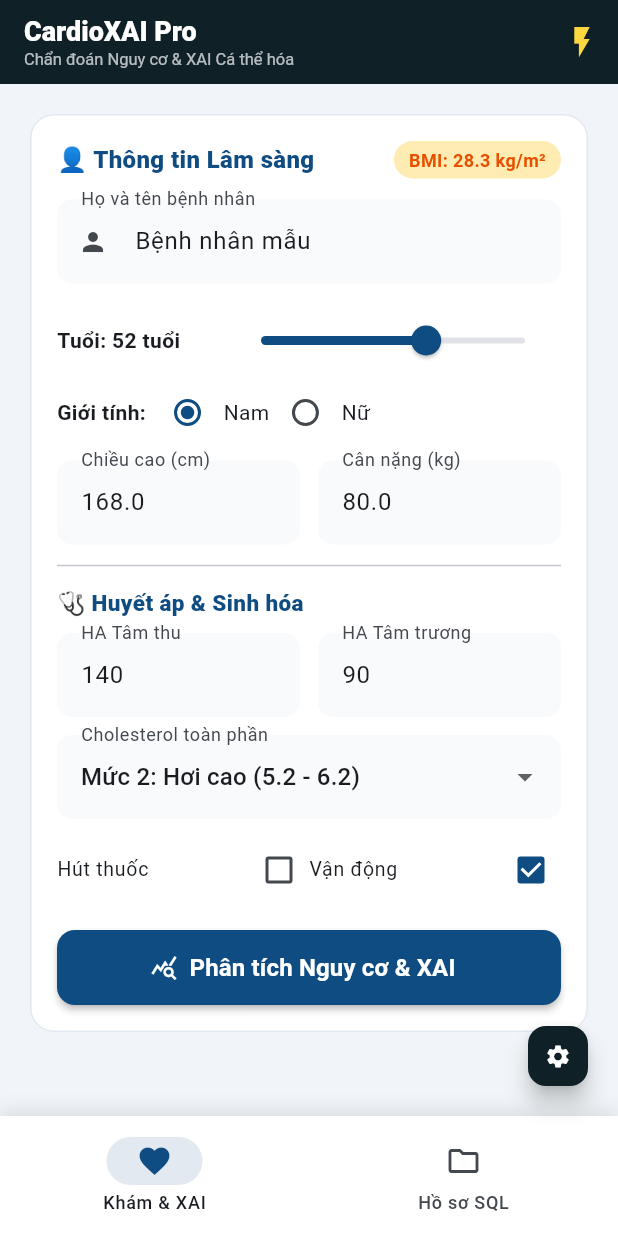
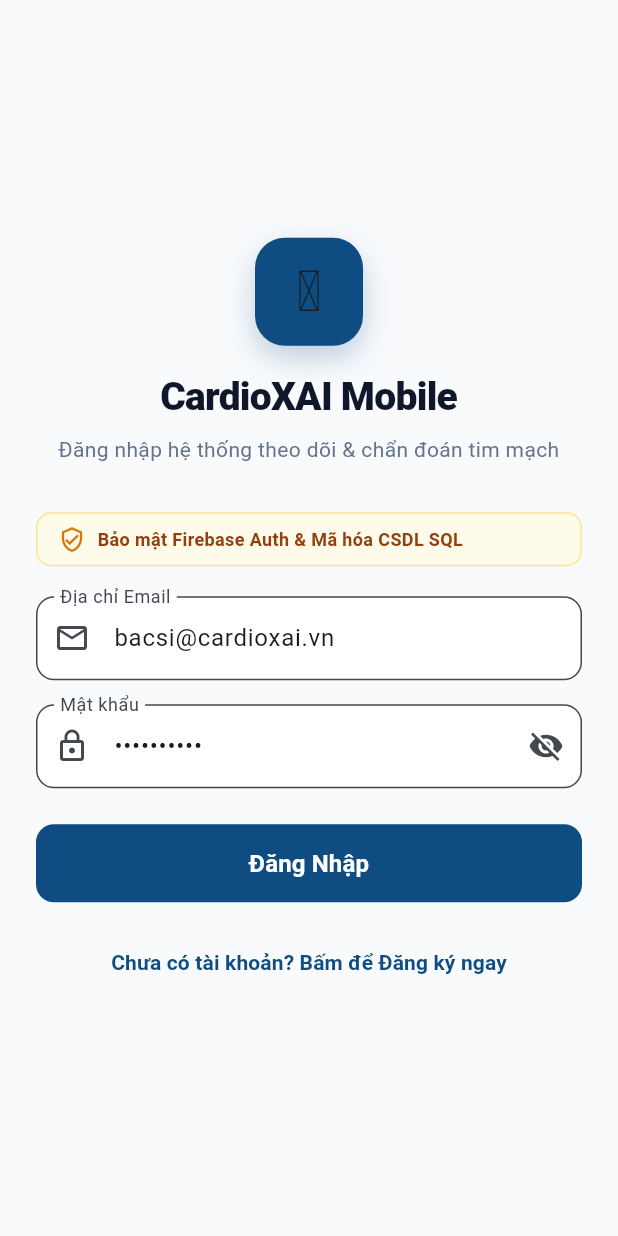
Before and after one commit to dhuy6728/cardio-xai-clinical-system, a Flutter app: the screen it shows after launch, on a phone screen of 412 x 824 dp. Run offline on Flutter 3.47's test engine with Material 3 defaults, Android fonts, the phone set to English and light mode, and no system bars.

Commit message:
feat(mobile): implement full auth flow (register, login, change password), Firebase sync schema, and accessible UI

```diff
--- a/mobile_app/lib/main.dart
+++ b/mobile_app/lib/main.dart
@@ -1,6 +1,8 @@
 import 'package:flutter/material.dart';
+import 'screens/auth_screen.dart';
 import 'screens/assessment_screen.dart';
 import 'screens/history_screen.dart';
+import 'screens/profile_screen.dart';
 
 void main() {
   runApp(const CardioXaiApp());
@@ -14,8 +16,11 @@ class CardioXaiApp extends StatefulWidget {
 }
 
 class _CardioXaiAppState extends State<CardioXaiApp> {
-  // Default API host connecting to local FastAPI
+  // Mặc định kết nối tới máy chủ FastAPI
   String _apiHost = "http://10.0.2.2:8000";
+
+  // Thông tin người dùng sau khi đăng nhập (Firebase / Local Auth)
+  Map<String, dynamic>? _currentUser;
 
   @override
   Widget build(BuildContext context) {
@@ -24,51 +29,52 @@ class _CardioXaiAppState extends State<CardioXaiApp> {
       debugShowCheckedModeBanner: false,
       theme: ThemeData(
         useMaterial3: true,
+        fontFamily: 'Roboto',
         colorScheme: ColorScheme.fromSeed(
           seedColor: const Color(0xFF0F4C81),
           primary: const Color(0xFF0F4C81),
-          secondary: const Color(0xFF00B4D8),
-          surface: const Color(0xFFF8FAFC),
+          secondary: const Color(0xFF0284C7),
+          surface: Colors.white,
         ),
-        scaffoldBackgroundColor: const Color(0xFFF1F5F9),
+        scaffoldBackgroundColor: const Color(0xFFF8FAFC),
         appBarTheme: const AppBarTheme(
-          backgroundColor: Color(0xFF0F2027),
+          backgroundColor: Color(0xFF0F4C81),
           foregroundColor: Colors.white,
           elevation: 0,
-          centerTitle: false,
-        ),
-        cardTheme: CardTheme(
-          elevation: 0,
-          shape: RoundedRectangleBorder(
-            borderRadius: BorderRadius.circular(16),
-            side: const BorderSide(color: Color(0xFFE2E8F0), width: 1),
-          ),
-          color: Colors.white,
-        ),
-        elevatedButtonTheme: ElevatedButtonThemeData(
-          style: ElevatedButton.styleFrom(
-            elevation: 2,
-            shape: RoundedRectangleBorder(borderRadius: BorderRadius.circular(12)),
         ),
       ),
-      ),
-      home: MainNavigation(
+      home: _currentUser == null
+          ? AuthScreen(
               apiHost: _apiHost,
-        onHostChanged: (newHost) {
+              onAuthSuccess: (user) {
                 setState(() {
-            _apiHost = newHost;
+                  _currentUser = user;
                 });
               },
+            )
+          : MainNavigation(
+              user: _currentUser!,
+              apiHost: _apiHost,
+              onHostChanged: (newHost) => setState(() => _apiHost = newHost),
+              onLogout: () => setState(() => _currentUser = null),
             ),
     );
   }
 }
 
 class MainNavigation extends StatefulWidget {
+  final Map<String, dynamic> user;
   final String apiHost;
   final ValueChanged<String> onHostChanged;
+  final VoidCallback onLogout;
 
-  const MainNavigation({Key? key, required this.apiHost, required this.onHostChanged}) : super(key: key);
+  const MainNavigation({
+    Key? key,
+    required this.user,
+    required this.apiHost,
+    required this.onHostChanged,
+    required this.onLogout,
+  }) : super(key: key);
 
   @override
   State<MainNavigation> createState() => _MainNavigationState();
@@ -77,82 +83,21 @@ class MainNavigation extends StatefulWidget {
 class _MainNavigationState extends State<MainNavigation> {
   int _currentIndex = 0;
 
-  void _showSettingsDialog() {
-    final controller = TextEditingController(text: widget.apiHost);
-    showDialog(
-      context: context,
-      builder: (ctx) => AlertDialog(
-        shape: RoundedRectangleBorder(borderRadius: BorderRadius.circular(18)),
-        title: Row(
-          children: const [
-            Icon(Icons.dns, color: Color(0xFF0F4C81)),
-            SizedBox(width: 8),
-            Text('Cài đặt Máy chủ (0đ)', style: TextStyle(fontWeight: FontWeight.bold, fontSize: 18)),
-          ],
-        ),
-        content: Column(
-          mainAxisSize: MainAxisSize.min,
-          crossAxisAlignment: CrossAxisAlignment.start,
-          children: [
-            const Text(
-              'Địa chỉ máy chủ FastAPI (RESTful API):',
-              style: TextStyle(fontSize: 13, color: Color(0xFF64748B), fontWeight: FontWeight.w500),
-            ),
-            const SizedBox(height: 10),
-            TextField(
-              controller: controller,
-              decoration: InputDecoration(
-                filled: true,
-                fillColor: const Color(0xFFF8FAFC),
-                hintText: 'http://10.0.2.2:8000',
-                prefixIcon: const Icon(Icons.link, size: 20),
-                border: OutlineInputBorder(borderRadius: BorderRadius.circular(12), borderSide: const BorderSide(color: Color(0xFFCBD5E1))),
-              ),
-            ),
-          ],
-        ),
-        actions: [
-          TextButton(onPressed: () => Navigator.pop(ctx), child: const Text('Hủy')),
-          ElevatedButton(
-            style: ElevatedButton.styleFrom(
-              backgroundColor: const Color(0xFF0F4C81),
-              foregroundColor: Colors.white,
-              shape: RoundedRectangleBorder(borderRadius: BorderRadius.circular(10)),
-            ),
-            onPressed: () {
-              widget.onHostChanged(controller.text.trim());
-              Navigator.pop(ctx);
-              ScaffoldMessenger.of(context).showSnackBar(
-                SnackBar(
-                  content: Text('Đã cập nhật máy chủ: ${controller.text.trim()}'),
-                  backgroundColor: const Color(0xFF0F4C81),
-                  behavior: SnackBarBehavior.floating,
-                ),
-              );
-            },
-            child: const Text('Lưu kết nối'),
-          ),
-        ],
-      ),
-    );
-  }
-
   @override
   Widget build(BuildContext context) {
     final screens = [
       AssessmentScreen(apiHost: widget.apiHost),
       HistoryScreen(apiHost: widget.apiHost),
+      ProfileScreen(
+        user: widget.user,
+        apiHost: widget.apiHost,
+        onLogout: widget.onLogout,
+      ),
     ];
 
     return Scaffold(
       body: screens[_currentIndex],
-      bottomNavigationBar: Container(
-        decoration: const BoxDecoration(
-          boxShadow: [
-            BoxShadow(color: Colors.black12, blurRadius: 10, offset: Offset(0, -2)),
-          ],
-        ),
-        child: NavigationBar(
+      bottomNavigationBar: NavigationBar(
         backgroundColor: Colors.white,
         indicatorColor: const Color(0xFF0F4C81).withOpacity(0.12),
         selectedIndex: _currentIndex,
@@ -166,17 +111,14 @@ class _MainNavigationState extends State<MainNavigation> {
           NavigationDestination(
             icon: Icon(Icons.folder_outlined),
             selectedIcon: Icon(Icons.folder_shared, color: Color(0xFF0F4C81)),
-              label: 'Hồ sơ SQL',
+            label: 'Hồ sơ Bệnh',
+          ),
+          NavigationDestination(
+            icon: Icon(Icons.person_outline),
+            selectedIcon: Icon(Icons.person, color: Color(0xFF0F4C81)),
+            label: 'Cá nhân',
           ),
         ],
-        ),
-      ),
-      floatingActionButton: FloatingActionButton.small(
-        onPressed: _showSettingsDialog,
-        backgroundColor: const Color(0xFF0F2027),
-        foregroundColor: Colors.white,
-        tooltip: 'Cài đặt kết nối Server',
-        child: const Icon(Icons.settings, size: 18),
       ),
     );
   }
--- /dev/null
+++ b/mobile_app/lib/screens/auth_screen.dart
@@ -0,0 +1,253 @@
+import 'package:flutter/material.dart';
+import '../services/api_service.dart';
+
+class AuthScreen extends StatefulWidget {
+  final String apiHost;
+  final Function(Map<String, dynamic> user) onAuthSuccess;
+
+  const AuthScreen({
+    Key? key,
+    required this.apiHost,
+    required this.onAuthSuccess,
+  }) : super(key: key);
+
+  @override
+  State<AuthScreen> createState() => _AuthScreenState();
+}
+
+class _AuthScreenState extends State<AuthScreen> {
+  bool _isLogin = true;
+  bool _obscurePassword = true;
+  bool _isLoading = false;
+
+  final _formKey = GlobalKey<FormState>();
+  final _emailController = TextEditingController(text: 'bacsi@cardioxai.vn');
+  final _passwordController = TextEditingController(text: 'matkhau123');
+  final _fullNameController = TextEditingController(text: 'Bác sĩ Nguyễn Văn A');
+  final _phoneController = TextEditingController(text: '0901234567');
+
+  Future<void> _submit() async {
+    if (!_formKey.currentState!.validate()) return;
+
+    setState(() => _isLoading = true);
+
+    try {
+      if (_isLogin) {
+        final res = await ApiService.login(
+          email: _emailController.text,
+          password: _passwordController.text,
+          customHost: widget.apiHost,
+        );
+        widget.onAuthSuccess(res['user']);
+      } else {
+        final res = await ApiService.register(
+          email: _emailController.text,
+          password: _passwordController.text,
+          fullName: _fullNameController.text,
+          phone: _phoneController.text,
+          customHost: widget.apiHost,
+        );
+        ScaffoldMessenger.of(context).showSnackBar(
+          const SnackBar(
+            content: Text('Đăng ký tài khoản thành công!'),
+            backgroundColor: Color(0xFF16A34A),
+          ),
+        );
+        widget.onAuthSuccess(res['user']);
+      }
+    } catch (e) {
+      ScaffoldMessenger.of(context).showSnackBar(
+        SnackBar(
+          content: Text('$e'.replaceAll('Exception: ', '')),
+          backgroundColor: const Color(0xFFDC2626),
+          behavior: SnackBarBehavior.floating,
+        ),
+      );
+    } finally {
+      if (mounted) setState(() => _isLoading = false);
+    }
+  }
+
+  @override
+  Widget build(BuildContext context) {
+    return Scaffold(
+      backgroundColor: const Color(0xFFF8FAFC),
+      body: SafeArea(
+        child: Center(
+          child: SingleChildScrollView(
+            padding: const EdgeInsets.symmetric(horizontal: 24.0, vertical: 20.0),
+            child: Form(
+              key: _formKey,
+              child: Column(
+                mainAxisAlignment: MainAxisAlignment.center,
+                crossAxisAlignment: CrossAxisAlignment.stretch,
+                children: [
+                  // App Branding
+                  Center(
+                    child: Container(
+                      width: 72,
+                      height: 72,
+                      decoration: BoxDecoration(
+                        color: const Color(0xFF0F4C81),
+                        borderRadius: BorderRadius.circular(20),
+                        boxShadow: [
+                          BoxShadow(
+                            color: const Color(0xFF0F4C81).withOpacity(0.25),
+                            blurRadius: 16,
+                            offset: const Offset(0, 8),
+                          ),
+                        ],
+                      ),
+                      child: const Center(
+                        child: Text('🫀', style: TextStyle(fontSize: 38)),
+                      ),
+                    ),
+                  ),
+                  const SizedBox(height: 16),
+                  const Center(
+                    child: Text(
+                      'CardioXAI Mobile',
+                      style: TextStyle(
+                        fontSize: 26,
+                        fontWeight: FontWeight.w800,
+                        color: Color(0xFF0F172A),
+                        letterSpacing: -0.5,
+                      ),
+                    ),
+                  ),
+                  const SizedBox(height: 6),
+                  Center(
+                    child: Text(
+                      _isLogin
+                          ? 'Đăng nhập hệ thống theo dõi & chẩn đoán tim mạch'
+                          : 'Tạo tài khoản theo dõi sức khỏe tim mạch cá nhân',
+                      textAlign: TextAlign.center,
+                      style: const TextStyle(fontSize: 14, color: Color(0xFF64748B)),
+                    ),
+                  ),
+                  const SizedBox(height: 32),
+
+                  // Firebase Auth Badge
+                  Container(
+                    padding: const EdgeInsets.symmetric(horizontal: 14, vertical: 8),
+                    decoration: BoxDecoration(
+                      color: const Color(0xFFFFFBEB),
+                      borderRadius: BorderRadius.circular(10),
+                      border: Border.all(color: const Color(0xFFFDE68A)),
+                    ),
+                    child: Row(
+                      mainAxisSize: MainAxisSize.min,
+                      children: const [
+                        Icon(Icons.verified_user_outlined, size: 18, color: Color(0xFFD97706)),
+                        SizedBox(width: 8),
+                        Expanded(
+                          child: Text(
+                            'Bảo mật Firebase Auth & Mã hóa CSDL SQL',
+                            style: TextStyle(fontSize: 12, fontWeight: FontWeight.w600, color: Color(0xFF92400E)),
+                          ),
+                        ),
+                      ],
+                    ),
+                  ),
+                  const SizedBox(height: 20),
+
+                  // Form Fields
+                  if (!_isLogin) ...[
+                    TextFormField(
+                      controller: _fullNameController,
+                      decoration: InputDecoration(
+                        labelText: 'Họ và tên',
+                        prefixIcon: const Icon(Icons.person_outline),
+                        filled: true,
+                        fillColor: Colors.white,
+                        border: OutlineInputBorder(borderRadius: BorderRadius.circular(12)),
+                      ),
+                      validator: (v) => (v == null || v.trim().isEmpty) ? 'Vui lòng nhập họ tên' : null,
+                    ),
+                    const SizedBox(height: 16),
+                    TextFormField(
+                      controller: _phoneController,
+                      keyboardType: TextInputType.phone,
+                      decoration: InputDecoration(
+                        labelText: 'Số điện thoại liên hệ',
+                        prefixIcon: const Icon(Icons.phone_outlined),
+                        filled: true,
+                        fillColor: Colors.white,
+                        border: OutlineInputBorder(borderRadius: BorderRadius.circular(12)),
+                      ),
+                    ),
+                    const SizedBox(height: 16),
+                  ],
+
+                  TextFormField(
+                    controller: _emailController,
+                    keyboardType: TextInputType.emailAddress,
+                    decoration: InputDecoration(
+                      labelText: 'Địa chỉ Email',
+                      prefixIcon: const Icon(Icons.email_outlined),
+                      filled: true,
+                      fillColor: Colors.white,
+                      border: OutlineInputBorder(borderRadius: BorderRadius.circular(12)),
+                    ),
+                    validator: (v) => (v == null || !v.contains('@')) ? 'Email không hợp lệ' : null,
+                  ),
+                  const SizedBox(height: 16),
+
+                  TextFormField(
+                    controller: _passwordController,
+                    obscureText: _obscurePassword,
+                    decoration: InputDecoration(
+                      labelText: 'Mật khẩu',
+                      prefixIcon: const Icon(Icons.lock_outline),
+                      suffixIcon: IconButton(
+                        icon: Icon(_obscurePassword ? Icons.visibility_off : Icons.visibility),
+                        onPressed: () => setState(() => _obscurePassword = !_obscurePassword),
+                      ),
+                      filled: true,
+                      fillColor: Colors.white,
+                      border: OutlineInputBorder(borderRadius: BorderRadius.circular(12)),
+                    ),
+                    validator: (v) => (v == null || v.length < 6) ? 'Mật khẩu tối thiểu 6 ký tự' : null,
+                  ),
+                  const SizedBox(height: 24),
+
+                  // Submit Button
+                  SizedBox(
+                    height: 52,
+                    child: ElevatedButton(
+                      style: ElevatedButton.styleFrom(
+                        backgroundColor: const Color(0xFF0F4C81),
+                        foregroundColor: Colors.white,
+                        shape: RoundedRectangleBorder(borderRadius: BorderRadius.circular(12)),
+                        elevation: 0,
+                      ),
+                      onPressed: _isLoading ? null : _submit,
+                      child: _isLoading
+                          ? const SizedBox(width: 22, height: 22, child: CircularProgressIndicator(color: Colors.white, strokeWidth: 2))
+                          : Text(
+                              _isLogin ? 'Đăng Nhập' : 'Tạo Tài Khoản Mới',
+                              style: const TextStyle(fontSize: 16, fontWeight: FontWeight.bold),
+                            ),
+                    ),
+                  ),
+                  const SizedBox(height: 16),
+
+                  // Toggle Login/Register
+                  TextButton(
+                    onPressed: () => setState(() => _isLogin = !_isLogin),
+                    child: Text(
+                      _isLogin
+                          ? 'Chưa có tài khoản? Bấm để Đăng ký ngay'
+                          : 'Đã có tài khoản? Quay lại Đăng nhập',
+                      style: const TextStyle(color: Color(0xFF0F4C81), fontWeight: FontWeight.w600),
+                    ),
+                  ),
+                ],
+              ),
+            ),
+          ),
+        ),
+      ),
+    );
+  }
+}
--- a/mobile_app/lib/services/api_service.dart
+++ b/mobile_app/lib/services/api_service.dart
@@ -3,10 +3,96 @@ import 'package:http/http.dart' as http;
 import '../models/patient.dart';
 
 class ApiService {
-  // Thay đổi IP này thành IP máy tính chạy FastAPI (ví dụ: 192.168.1.x)
-  // hoặc URL Cloudflare Tunnel / Render miễn phí
-  static const String baseUrl = 'http://10.0.2.2:8000'; // 10.0.2.2 cho Android Emulator hoặc http://localhost:8000
+  // 10.0.2.2 cho Android Emulator hoặc http://IP_LAN:8000 khi chạy máy thật
+  static const String baseUrl = 'http://10.0.2.2:8000';
 
+  // ==========================================
+  // XÁC THỰC TÀI KHOẢN (FIREBASE / SQL BACKEND)
+  // ==========================================
+  static Future<Map<String, dynamic>> register({
+    required String email,
+    required String password,
+    required String fullName,
+    String? phone,
+    String? firebaseUid,
+    String? customHost,
+  }) async {
+    final host = customHost ?? baseUrl;
+    final url = Uri.parse('$host/api/v1/auth/register');
+
+    final response = await http.post(
+      url,
+      headers: {'Content-Type': 'application/json'},
+      body: jsonEncode({
+        'email': email.trim(),
+        'password': password,
+        'full_name': fullName.trim(),
+        'phone': phone?.trim(),
+        'firebase_uid': firebaseUid,
+      }),
+    );
+
+    final data = jsonDecode(utf8.decode(response.bodyBytes));
+    if (response.statusCode == 200) {
+      return data;
+    } else {
+      throw Exception(data['detail'] ?? 'Đăng ký thất bại!');
+    }
+  }
+
+  static Future<Map<String, dynamic>> login({
+    required String email,
+    required String password,
+    String? customHost,
+  }) async {
+    final host = customHost ?? baseUrl;
+    final url = Uri.parse('$host/api/v1/auth/login');
+
+    final response = await http.post(
+      url,
+      headers: {'Content-Type': 'application/json'},
+      body: jsonEncode({
+        'email': email.trim(),
+        'password': password,
+      }),
+    );
+
+    final data = jsonDecode(utf8.decode(response.bodyBytes));
+    if (response.statusCode == 200) {
+      return data;
+    } else {
+      throw Exception(data['detail'] ?? 'Đăng nhập thất bại!');
+    }
+  }
+
+  static Future<void> changePassword({
+    required String email,
+    required String oldPassword,
+    required String newPassword,
+    String? customHost,
+  }) async {
+    final host = customHost ?? baseUrl;
+    final url = Uri.parse('$host/api/v1/auth/change-password');
+
+    final response = await http.post(
+      url,
+      headers: {'Content-Type': 'application/json'},
+      body: jsonEncode({
+        'email': email.trim(),
+        'old_password': oldPassword,
+        'new_password': newPassword,
+      }),
+    );
+
+    if (response.statusCode != 200) {
+      final data = jsonDecode(utf8.decode(response.bodyBytes));
+      throw Exception(data['detail'] ?? 'Đổi mật khẩu thất bại!');
+    }
+  }
+
+  // ==========================================
+  // KHÁM & PHÂN TÍCH XAI
+  // ==========================================
   static Future<FullAnalysisResult> analyzePatient(PatientInput patient, {String? customHost}) async {
     final host = customHost ?? baseUrl;
     final url = Uri.parse('$host/api/v1/analyze');
@@ -25,11 +111,11 @@ class ApiService {
     }
   }
 
-  static Future<List<Map<String, dynamic>>> fetchHistory({String? customHost}) async {
+  static Future<List<Map<String, dynamic>>> fetchHistory({int? userId, String? customHost}) async {
     final host = customHost ?? baseUrl;
-    final url = Uri.parse('$host/api/v1/records');
+    final uri = Uri.parse('$host/api/v1/records${userId != null ? "?user_id=$userId" : ""}');
 
-    final response = await http.get(url);
+    final response = await http.get(uri);
     if (response.statusCode == 200) {
       final List<dynamic> list = jsonDecode(utf8.decode(response.bodyBytes));
       return list.map((e) => e as Map<String, dynamic>).toList();
```
Also changed, not shown: mobile_app/lib/screens/profile_screen.dart (added, +226 -0 lines), 4 other files. Lines whose indentation alone changed are shown as unchanged.
